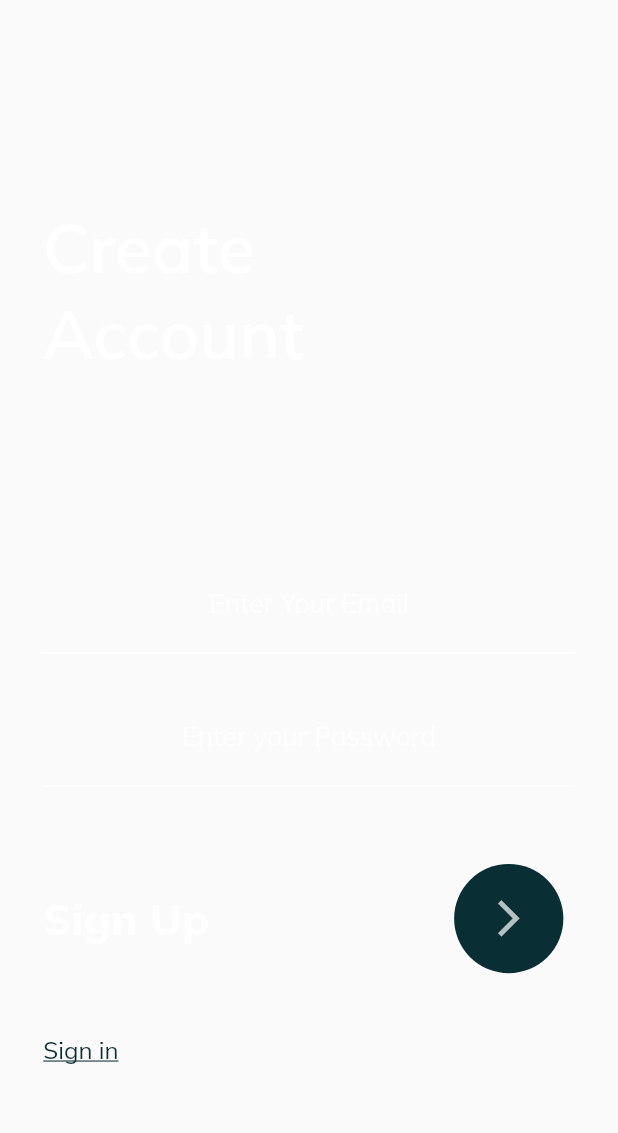
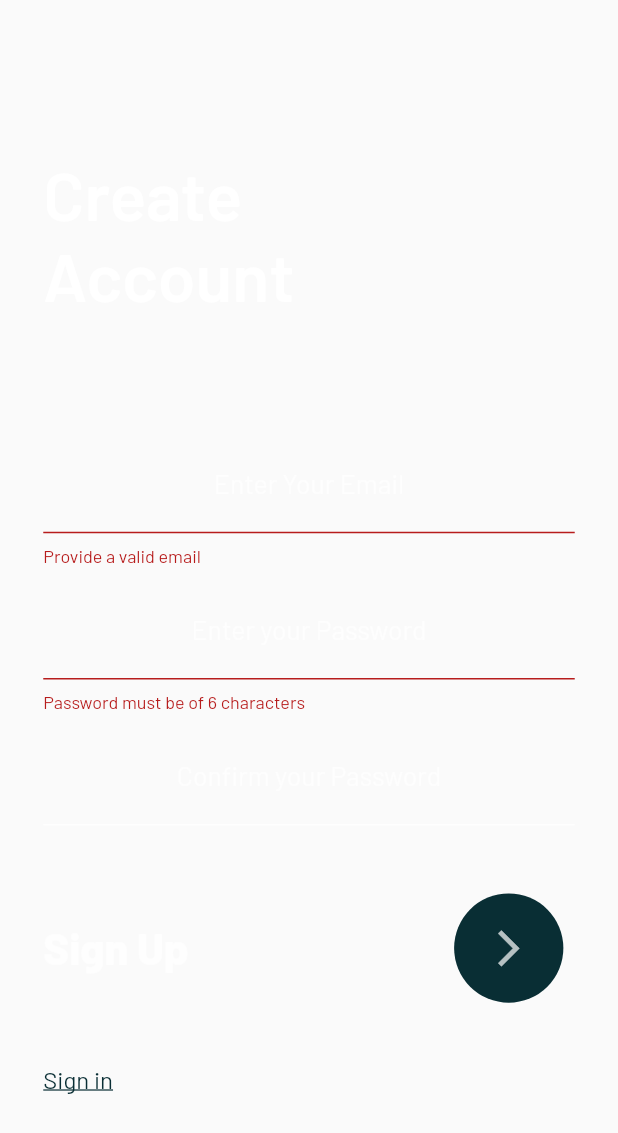
Before and after one commit to IEDC-CEAL/Project-Haajar, a Flutter app: the SignUpPage widget shown alone on an empty page, opened directly with empty values, after a tap on the "arrow forward ios" icon, on a phone screen of 412 x 824 dp. Shown: the top 1133 px of the screen. Run offline on Flutter 3.47's test engine with Material 2 defaults, Android fonts, the light colour scheme and no system bars; our stand-ins replace firebase_core, get, google_fonts; accounts and stored records are empty.

Commit message:
Added Form Validation using get package

```diff
--- /dev/null
+++ b/lib/controllers/sign_in_controller.dart
@@ -0,0 +1,53 @@
+import 'package:flutter/cupertino.dart';
+import 'package:get/get.dart';
+import 'package:get/get_state_manager/src/simple/get_controllers.dart';
+import 'package:flutter/material.dart';
+
+class SignInController extends GetxController {
+  final GlobalKey<FormState> signInFormKey = GlobalKey<FormState>();
+
+  TextEditingController emailController, passwordController;
+  var email = "";
+  var password = "";
+
+  @override
+  void onInit() {
+    super.onInit();
+    emailController = TextEditingController();
+    passwordController = TextEditingController();
+  }
+
+  @override
+  void onReady() {
+    super.onReady();
+  }
+
+  @override
+  void onClose() {
+    super.onClose();
+    emailController.dispose();
+    passwordController.dispose();
+  }
+
+  String validateEmail(String email) {
+    if (!GetUtils.isEmail(email)) {
+      return "Provide a valid email";
+    }
+    return null;
+  }
+
+  String validatePassword(String password) {
+    if (password.length < 6) {
+      return "Password must be of 6 characters";
+    }
+    return null;
+  }
+
+  void checkLogin() {
+    final bool isValid = signInFormKey.currentState.validate();
+    if (!isValid) {
+      return;
+    }
+    signInFormKey.currentState.save();
+  }
+}
--- /dev/null
+++ b/lib/controllers/sign_up_controller.dart
@@ -0,0 +1,67 @@
+import 'package:flutter/cupertino.dart';
+
+import 'package:get/get_state_manager/src/simple/get_controllers.dart';
+import 'package:flutter/material.dart';
+import 'package:get/get_utils/src/get_utils/get_utils.dart';
+
+class SignUpController extends GetxController {
+  final GlobalKey<FormState> signUpFormKey = GlobalKey<FormState>();
+
+  TextEditingController emailController,
+      passwordController,
+      confirmPasswordController;
+
+  var email = "";
+  var password = "";
+  var confirmPassword = "";
+
+  @override
+  void onInit() {
+    super.onInit();
+    emailController = TextEditingController();
+    passwordController = TextEditingController();
+    confirmPasswordController = TextEditingController();
+  }
+
+  @override
+  void onReady() {
+    super.onReady();
+  }
+
+  @override
+  void onClose() {
+    super.onClose();
+    emailController.dispose();
+    passwordController.dispose();
+    confirmPasswordController.dispose();
+  }
+
+  String validateEmail(String email) {
+    if (!GetUtils.isEmail(email)) {
+      return "Provide a valid email";
+    }
+    return null;
+  }
+
+  String validatePassword(String password) {
+    if (password.length < 6) {
+      return "Password must be of 6 characters";
+    }
+    return null;
+  }
+
+  String validateConfirmPassword({String password, String confirmPassword}) {
+    if (confirmPassword != password) {
+      return "Passwords not matching";
+    }
+    return null;
+  }
+
+  void checkLogin() {
+    final bool isValid = signUpFormKey.currentState.validate();
+    if (!isValid) {
+      return;
+    }
+    signUpFormKey.currentState.save();
+  }
+}
--- a/lib/main.dart
+++ b/lib/main.dart
@@ -18,7 +18,7 @@ class MyApp extends StatelessWidget {
       title: 'Project Haajar',
       theme: ThemeData(
         visualDensity: VisualDensity.adaptivePlatformDensity,
-        textTheme: GoogleFonts.mulishTextTheme(),
+        textTheme: GoogleFonts.barlowTextTheme(),
         accentColor: Palette.darkOrange,
         appBarTheme: const AppBarTheme(
           brightness: Brightness.dark,
--- /dev/null
+++ b/lib/model/sign_in_page/form_scroll_behaviour_class.dart
@@ -0,0 +1,9 @@
+import 'package:flutter/material.dart';
+
+class FormScrollBehaviourClass extends ScrollBehavior {
+  @override
+  Widget buildViewportChrome(
+      BuildContext context, Widget child, AxisDirection axisDirection) {
+    return child;
+  }
+}
--- a/lib/views/authentication_page/sign_in_bar.dart
+++ b/lib/views/authentication_page/sign_in_bar.dart
@@ -1,5 +1,6 @@
 import 'package:flutter/material.dart';
 import 'package:get/route_manager.dart';
+
 import 'package:project_haajar/model/sign_in_page/palette.dart';
 
 class SignInBar extends StatelessWidget {
--- a/lib/views/authentication_page/sign_in_page.dart
+++ b/lib/views/authentication_page/sign_in_page.dart
@@ -1,5 +1,9 @@
 import 'package:flutter/material.dart';
 import 'package:get/route_manager.dart';
+import 'package:get/get_instance/get_instance.dart';
+
+import 'package:project_haajar/controllers/sign_in_controller.dart';
+import 'package:project_haajar/model/sign_in_page/form_scroll_behaviour_class.dart';
 import 'package:project_haajar/model/sign_in_page/palette.dart';
 import 'package:project_haajar/views/authentication_page/sign_in_bar.dart';
 import 'authentication_welcome_title.dart';
@@ -11,9 +15,12 @@ class SignInPage extends StatelessWidget {
   final deviceHeight = Get.size.height;
   final deviceWidth = Get.size.width;
 
+  final signInController = Get.put(SignInController());
+
   @override
   Widget build(BuildContext context) {
     return Form(
+      key: signInController.signInFormKey,
       child: Padding(
         padding: EdgeInsets.all(deviceWidth * 0.07),
         child: Column(
@@ -29,34 +36,48 @@ class SignInPage extends StatelessWidget {
               flex: 4,
               child: Container(
                 child: ScrollConfiguration(
-                  behavior: MyBehaviour(),
+                  behavior: FormScrollBehaviourClass(),
                   child: ListView(
                     children: <Widget>[
                       Padding(
                         padding:
-                            EdgeInsets.symmetric(vertical: deviceWidth * 0.02),
+                            EdgeInsets.symmetric(vertical: deviceWidth * 0.01),
                         child: TextFormField(
+                          controller: signInController.emailController,
+                          onSaved: (email) {
+                            signInController.email = email;
+                          },
                           keyboardType: TextInputType.emailAddress,
                           decoration: signInInputDecoration(
                               hintText: "Enter your Email"),
                           textAlign: TextAlign.center,
+                          validator: (email) =>
+                              signInController.validateEmail(email),
                         ),
                       ),
                       Padding(
                         padding:
-                            EdgeInsets.symmetric(vertical: deviceWidth * 0.02),
+                            EdgeInsets.symmetric(vertical: deviceWidth * 0.01),
                         child: TextFormField(
+                          controller: signInController.passwordController,
+                          onSaved: (password) {
+                            signInController.password = password;
+                          },
                           obscureText: true,
                           keyboardType: TextInputType.visiblePassword,
                           textAlign: TextAlign.center,
                           decoration: signInInputDecoration(
                               hintText: "Enter your Password"),
+                          validator: (password) {
+                            return signInController.validatePassword(password);
+                          },
                         ),
                       ),
                       SignInBar(
                         isLoading: false,
                         label: "Sign In",
                         onPressed: () {
+                          signInController.checkLogin();
                           print("Button Pressed");
                         },
                       ),
@@ -103,20 +124,12 @@ class SignInPage extends StatelessWidget {
         borderSide: BorderSide(color: Colors.black),
       ),
       errorBorder: const UnderlineInputBorder(
-        borderSide: BorderSide(color: Palette.darkOrange),
+        borderSide: BorderSide(color: Colors.red),
       ),
       focusedErrorBorder: const UnderlineInputBorder(
-        borderSide: BorderSide(width: 2.0, color: Palette.darkOrange),
+        borderSide: BorderSide(width: 2.0, color: Colors.red),
       ),
-      errorStyle: const TextStyle(color: Palette.darkOrange),
+      errorStyle: const TextStyle(color: Colors.red),
     );
   }
 }
-
-class MyBehaviour extends ScrollBehavior {
-  @override
-  Widget buildViewportChrome(
-      BuildContext context, Widget child, AxisDirection axisDirection) {
-    return child;
-  }
-}
--- a/lib/views/authentication_page/sign_up_page.dart
+++ b/lib/views/authentication_page/sign_up_page.dart
@@ -1,8 +1,11 @@
 import 'package:flutter/material.dart';
 import 'package:get/route_manager.dart';
+import 'package:project_haajar/controllers/sign_up_controller.dart';
+import 'package:project_haajar/model/sign_in_page/form_scroll_behaviour_class.dart';
 import 'package:project_haajar/model/sign_in_page/palette.dart';
 import 'package:project_haajar/views/authentication_page/authentication_welcome_title.dart';
 import 'package:project_haajar/views/authentication_page/sign_up_bar.dart';
+import 'package:get/get_instance/get_instance.dart';
 
 class SignUpPage extends StatelessWidget {
   SignUpPage({Key key, @required this.onSignInPressed}) : super(key: key);
@@ -11,9 +14,13 @@ class SignUpPage extends StatelessWidget {
   final deviceHeight = Get.size.height;
   final deviceWidth = Get.size.width;
 
+  final SignUpController _signUpController = Get.put(SignUpController());
+
   @override
   Widget build(BuildContext context) {
     return Form(
+      key: _signUpController.signUpFormKey,
+      autovalidateMode: AutovalidateMode.onUserInteraction,
       child: Padding(
         padding: EdgeInsets.all(Get.size.width * 0.07),
         child: Column(
@@ -26,13 +33,19 @@ class SignUpPage extends StatelessWidget {
               ),
             ),
             Expanded(
-              flex: 4,
+              flex: 6,
+              child: ScrollConfiguration(
+                behavior: FormScrollBehaviourClass(),
                 child: ListView(
                   children: <Widget>[
                     Padding(
                       padding:
-                        EdgeInsets.symmetric(vertical: Get.size.width * 0.025),
+                          EdgeInsets.symmetric(vertical: Get.size.width * 0.01),
                       child: TextFormField(
+                        controller: _signUpController.emailController,
+                        onSaved: (email) {
+                          _signUpController.email = email;
+                        },
                         style: TextStyle(
                           color: Colors.white70,
                         ),
@@ -41,12 +54,18 @@ class SignUpPage extends StatelessWidget {
                         decoration: registerInputDecoration(
                           hintText: "Enter Your Email",
                         ),
+                        validator: (email) =>
+                            _signUpController.validateEmail(email),
                       ),
                     ),
                     Padding(
                       padding:
-                        EdgeInsets.symmetric(vertical: Get.size.width * 0.025),
+                          EdgeInsets.symmetric(vertical: Get.size.width * 0.01),
                       child: TextFormField(
+                        controller: _signUpController.passwordController,
+                        onSaved: (password) {
+                          _signUpController.password = password;
+                        },
                         style: TextStyle(
                           color: Colors.white70,
                         ),
@@ -55,12 +74,38 @@ class SignUpPage extends StatelessWidget {
                         obscureText: true,
                         decoration: registerInputDecoration(
                             hintText: "Enter your Password"),
+                        validator: (password) =>
+                            _signUpController.validatePassword(password),
+                      ),
+                    ),
+                    Padding(
+                      padding:
+                          EdgeInsets.symmetric(vertical: Get.size.width * 0.01),
+                      child: TextFormField(
+                        controller: _signUpController.confirmPasswordController,
+                        onSaved: (confirmPassword) {
+                          _signUpController.confirmPassword = confirmPassword;
+                        },
+                        style: TextStyle(
+                          color: Colors.white70,
+                        ),
+                        keyboardType: TextInputType.visiblePassword,
+                        textAlign: TextAlign.center,
+                        obscureText: true,
+                        decoration: registerInputDecoration(
+                            hintText: "Confirm your Password"),
+                        validator: (confirmPassword) =>
+                            _signUpController.validateConfirmPassword(
+                                password:
+                                    _signUpController.passwordController.text,
+                                confirmPassword: confirmPassword),
                       ),
                     ),
                     SignUpBar(
                       isLoading: false,
                       label: "Sign Up",
                       onPressed: () {
+                        _signUpController.checkLogin();
                         print("Button Pressed");
                       },
                     ),
@@ -84,6 +129,7 @@ class SignUpPage extends StatelessWidget {
                   ],
                 ),
               ),
+            ),
           ],
         ),
       ),
@@ -104,13 +150,13 @@ class SignUpPage extends StatelessWidget {
       enabledBorder: const UnderlineInputBorder(
         borderSide: BorderSide(color: Colors.white70),
       ),
-      errorBorder: const UnderlineInputBorder(
-        borderSide: BorderSide(color: Palette.orange),
+      errorBorder: UnderlineInputBorder(
+        borderSide: BorderSide(color: Colors.red[900]),
       ),
-      focusedErrorBorder: const UnderlineInputBorder(
-        borderSide: BorderSide(width: 2.0, color: Palette.orange),
+      focusedErrorBorder: UnderlineInputBorder(
+        borderSide: BorderSide(width: 2.0, color: Colors.red[900]),
       ),
-      errorStyle: const TextStyle(color: Colors.white),
+      errorStyle: TextStyle(color: Colors.red[900]),
     );
   }
 }
```
Also changed, not shown: 1 other file. Lines whose indentation alone changed are shown as unchanged.
